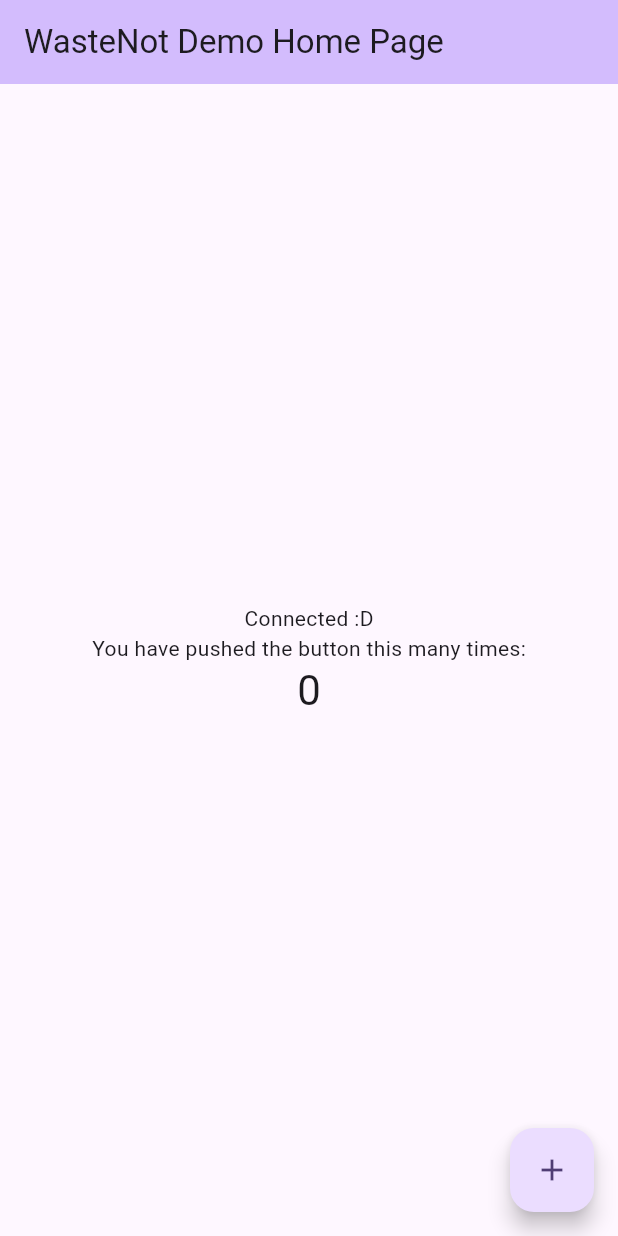
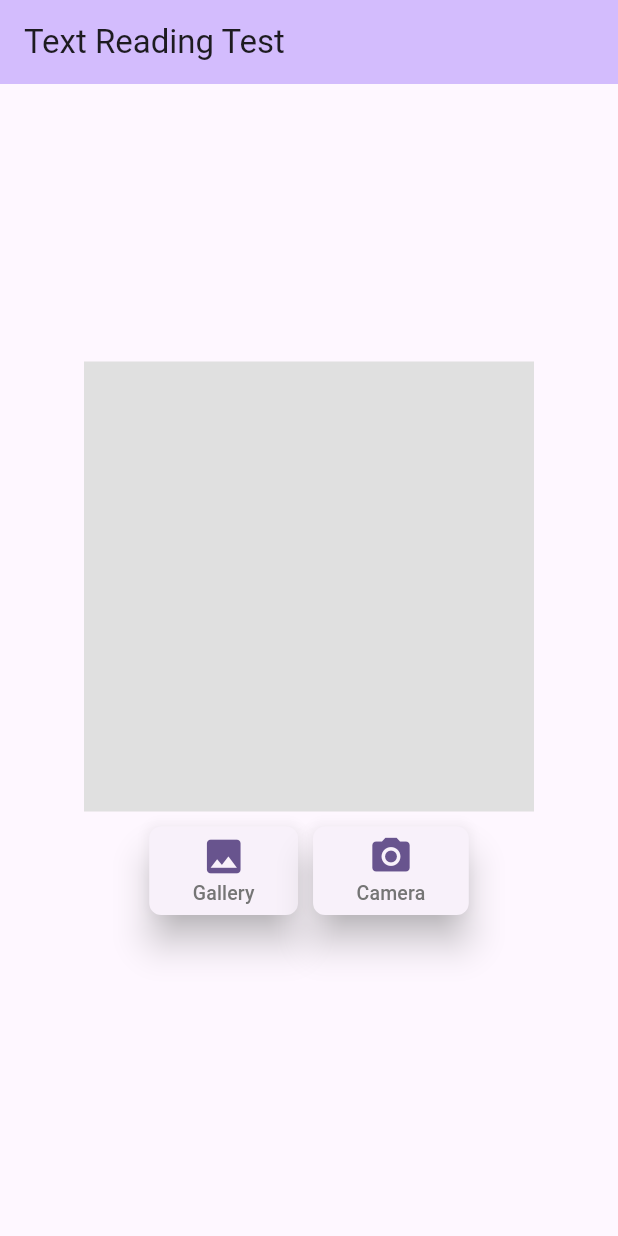
Before and after one commit to do-ko/waste_not, a Flutter app: the screen it shows after launch, on a phone screen of 412 x 824 dp. Run offline on Flutter 3.47's test engine with Material 3 defaults, Android fonts, the light colour scheme and no system bars; our stand-ins replace firebase_core, image_picker; missing offline and left inert: google_mlkit_text_recognition; accounts and stored records are empty.

Commit message:
text recognition from images

```diff
--- a/lib/main.dart
+++ b/lib/main.dart
@@ -1,5 +1,6 @@
 import 'package:firebase_core/firebase_core.dart';
 import 'package:flutter/material.dart';
+import 'package:waste_not/views/add_product.dart';
 import 'package:waste_not/views/home.dart';
 
 import 'firebase_options.dart';
@@ -31,6 +32,7 @@
 
           return MaterialApp(
             title: 'Waste Not (WIP)',
+            debugShowCheckedModeBanner: false,
             theme: ThemeData(
               // This is the theme of your application.
               //
@@ -50,8 +52,8 @@
               colorScheme: ColorScheme.fromSeed(seedColor: Colors.deepPurple),
               useMaterial3: true,
             ),
-            home: HomePage(
-                title: 'WasteNot Demo Home Page', firebaseApp: firebaseApp),
+            home: AddProductPage(
+                title: 'Text Reading Test', firebaseApp: firebaseApp),
           );
         });
   }
--- a/lib/views/add_product.dart
+++ b/lib/views/add_product.dart
@@ -0,0 +1,205 @@
+import 'dart:io';
+
+import 'package:firebase_core/firebase_core.dart';
+import 'package:flutter/material.dart';
+
+// import 'package:google_ml_kit/google_ml_kit.dart';
+import 'package:google_mlkit_text_recognition/google_mlkit_text_recognition.dart';
+import 'package:image_picker/image_picker.dart';
+
+class AddProductPage extends StatefulWidget {
+  const AddProductPage(
+      {super.key, required this.title, required this.firebaseApp});
+
+  final String title;
+  final FirebaseApp? firebaseApp;
+
+  @override
+  State<AddProductPage> createState() => _AddProductPage();
+}
+
+class _AddProductPage extends State<AddProductPage> {
+  bool textScanning = false;
+
+  XFile? imageFile;
+
+  String scannedText = "";
+
+  void getImage(ImageSource source) async {
+    try {
+      final pickedImage = await ImagePicker().pickImage(source: source);
+      if (pickedImage != null) {
+        textScanning = true;
+        imageFile = pickedImage;
+        setState(() {});
+        getRecognisedText(pickedImage);
+      }
+    } catch (e) {
+      textScanning = false;
+      imageFile = null;
+      scannedText = "Error occured while scanning";
+      setState(() {});
+    }
+  }
+
+  void getRecognisedText(XFile image) async {
+    final inputImage = InputImage.fromFilePath(image.path);
+    final textRecognizer = TextRecognizer(script: TextRecognitionScript.latin);
+    final RecognizedText recognizedText =
+        await textRecognizer.processImage(inputImage);
+
+    RegExp exp = RegExp(
+        r'(\d{2}/\d{2}/\d{4})|(\d{2}.\d{2}.\d{4})|(\d{2}-\d{2}-\d{4})|(\d{4}/\d{2}/\d{2})|(\d{4}.\d{2}.\d{2})|(\d{4}-\d{2}-\d{2})|(\d{2}/\d{2}/\d{2})|(\d{2}.\d{2}.\d{2})|(\d{2}-\d{2}-\d{2})|(\d{2}/\d{4})|(\d{2}.\d{4})|(\d{2}-\d{4})');
+    // String test = "test string 12/12/24";
+    // RegExpMatch? match = exp.firstMatch(test);
+    // if (match != null) {
+    //   String foundDate = match.group(
+    //       0)!; // Safely extract the matched date (non-null guaranteed by if-check)
+    //   scannedText = scannedText +
+    //       foundDate +
+    //       "\n"; // Append the found date to your result string with a newline
+    //   print(foundDate);
+    //   // print("Date found: $foundDate");  // Optional: output the found date
+    // }
+    scannedText = "";
+    for (TextBlock block in recognizedText.blocks) {
+      for (TextLine line in block.lines) {
+        // Handle each line of text here
+        // scannedText = "";
+        RegExpMatch? match = exp.firstMatch(line.text);
+        if (match != null) {
+          // print(match.pattern);
+          String foundDate = match.group(0)!;  // Safely extract the matched date (non-null guaranteed by if-check)
+          scannedText = scannedText + foundDate + "\n";  // Append the found date to your result string with a newline
+          print(foundDate);
+          // print("Date found: $foundDate");  // Optional: output the found date
+        }
+        // scannedText = scannedText + line.text + "\n";
+      }
+    }
+    textScanning = false;
+    setState(() {});
+  }
+
+  @override
+  Widget build(BuildContext context) {
+    // This method is rerun every time setState is called, for instance as done
+    // by the _incrementCounter method above.
+    //
+    // The Flutter framework has been optimized to make rerunning build methods
+    // fast, so that you can just rebuild anything that needs updating rather
+    // than having to individually change instances of widgets.
+    return Scaffold(
+      appBar: AppBar(
+        // TRY THIS: Try changing the color here to a specific color (to
+        // Colors.amber, perhaps?) and trigger a hot reload to see the AppBar
+        // change color while the other colors stay the same.
+        backgroundColor: Theme.of(context).colorScheme.inversePrimary,
+        // Here we take the value from the MyHomePage object that was created by
+        // the App.build method, and use it to set our appbar title.
+        title: Text(widget.title),
+      ),
+      body: Center(
+        child: SingleChildScrollView(
+          // Center is a layout widget. It takes a single child and positions it
+          // in the middle of the parent.
+          child: Column(
+            crossAxisAlignment: CrossAxisAlignment.center,
+            children: [
+              if (textScanning) const CircularProgressIndicator(),
+              if (!textScanning && imageFile == null)
+                Container(
+                  width: 300,
+                  height: 300,
+                  color: Colors.grey[300]!,
+                ),
+              if (imageFile != null) Image.file(File(imageFile!.path)),
+              Row(
+                mainAxisAlignment: MainAxisAlignment.center,
+                children: [
+                  Container(
+                      margin: const EdgeInsets.symmetric(horizontal: 5),
+                      padding: const EdgeInsets.only(top: 10),
+                      child: ElevatedButton(
+                        style: ElevatedButton.styleFrom(
+                          // primary: Colors.white,
+                          // onPrimary: Colors.grey,
+                          shadowColor: Colors.grey[400],
+                          elevation: 10,
+                          shape: RoundedRectangleBorder(
+                              borderRadius: BorderRadius.circular(8.0)),
+                        ),
+                        onPressed: () {
+                          getImage(ImageSource.gallery);
+                        },
+                        child: Container(
+                          margin: const EdgeInsets.symmetric(
+                              vertical: 5, horizontal: 5),
+                          child: Column(
+                            mainAxisSize: MainAxisSize.min,
+                            children: [
+                              Icon(
+                                Icons.image,
+                                size: 30,
+                              ),
+                              Text(
+                                "Gallery",
+                                style: TextStyle(
+                                    fontSize: 13, color: Colors.grey[600]),
+                              )
+                            ],
+                          ),
+                        ),
+                      )),
+                  Container(
+                      margin: const EdgeInsets.symmetric(horizontal: 5),
+                      padding: const EdgeInsets.only(top: 10),
+                      child: ElevatedButton(
+                        style: ElevatedButton.styleFrom(
+                          // primary: Colors.white,
+                          // onPrimary: Colors.grey,
+                          shadowColor: Colors.grey[400],
+                          elevation: 10,
+                          shape: RoundedRectangleBorder(
+                              borderRadius: BorderRadius.circular(8.0)),
+                        ),
+                        onPressed: () {
+                          getImage(ImageSource.camera);
+                        },
+                        child: Container(
+                          margin: const EdgeInsets.symmetric(
+                              vertical: 5, horizontal: 5),
+                          child: Column(
+                            mainAxisSize: MainAxisSize.min,
+                            children: [
+                              Icon(
+                                Icons.camera_alt,
+                                size: 30,
+                              ),
+                              Text(
+                                "Camera",
+                                style: TextStyle(
+                                    fontSize: 13, color: Colors.grey[600]),
+                              )
+                            ],
+                          ),
+                        ),
+                      )),
+                ],
+              ),
+              const SizedBox(
+                  // height: 20,
+                  ),
+              Container(
+                child: Text(
+                  scannedText,
+                  style: TextStyle(fontSize: 20),
+                ),
+              )
+            ],
+          ),
+        ),
+      ),
+    );
+  }
+}
--- a/pubspec.yaml
+++ b/pubspec.yaml
@@ -39,6 +39,9 @@ dependencies:
   cloud_firestore: ^4.17.0
   firebase_storage: ^11.7.2
   firebase_core: ^2.30.0
+#  google_ml_kit: ^0.17.0
+  google_mlkit_text_recognition: ^0.12.1
+  image_picker: ^1.1.0
 
 dev_dependencies:
   flutter_test:
```
Also changed, not shown: pubspec.lock, 6 other files.
